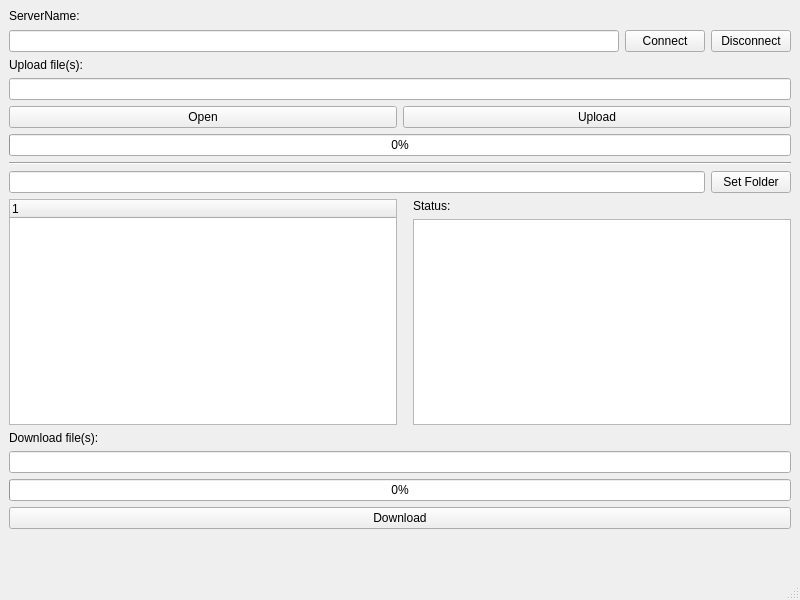
Qt form tebrafile/mainwindow.ui (MATF-RS20/RS022-tebrafile) before a commit.
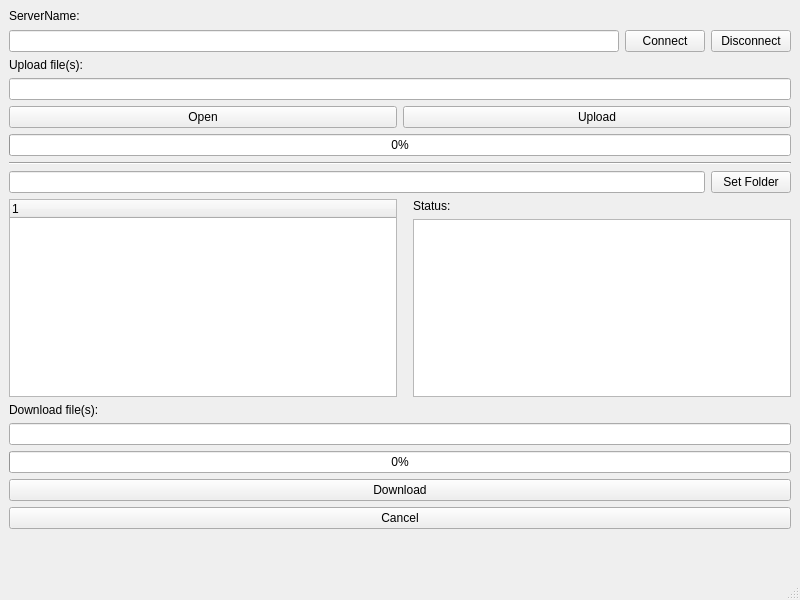
The same form after that commit.

```diff
--- a/tebrafile/mainwindow.ui
+++ b/tebrafile/mainwindow.ui
@@ -173,6 +173,13 @@
       </property>
      </widget>
     </item>
+    <item>
+     <widget class="QPushButton" name="downloadCancel">
+      <property name="text">
+       <string>Cancel</string>
+      </property>
+     </widget>
+    </item>
     <item>
      <spacer name="verticalSpacer">
       <property name="orientation">
```
